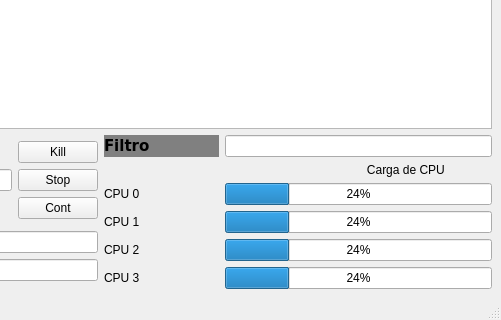
The window that mainwindow.ui (Gildson/gerenciador_de_tarefa) describes before a commit, drawn with Qt 5; both pictures show x 299 to 800 and y 280 to 600 of the 800 by 600 pixel window.
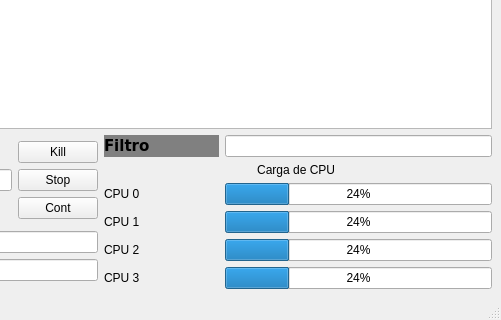
The same window after the commit.

```diff
--- a/mainwindow.ui
+++ b/mainwindow.ui
@@ -198,7 +198,7 @@
                </sizepolicy>
               </property>
               <property name="text">
-               <string>                                                                               Carga de CPU</string>
+               <string>                                              Carga de CPU</string>
               </property>
              </widget>
             </item>
```
